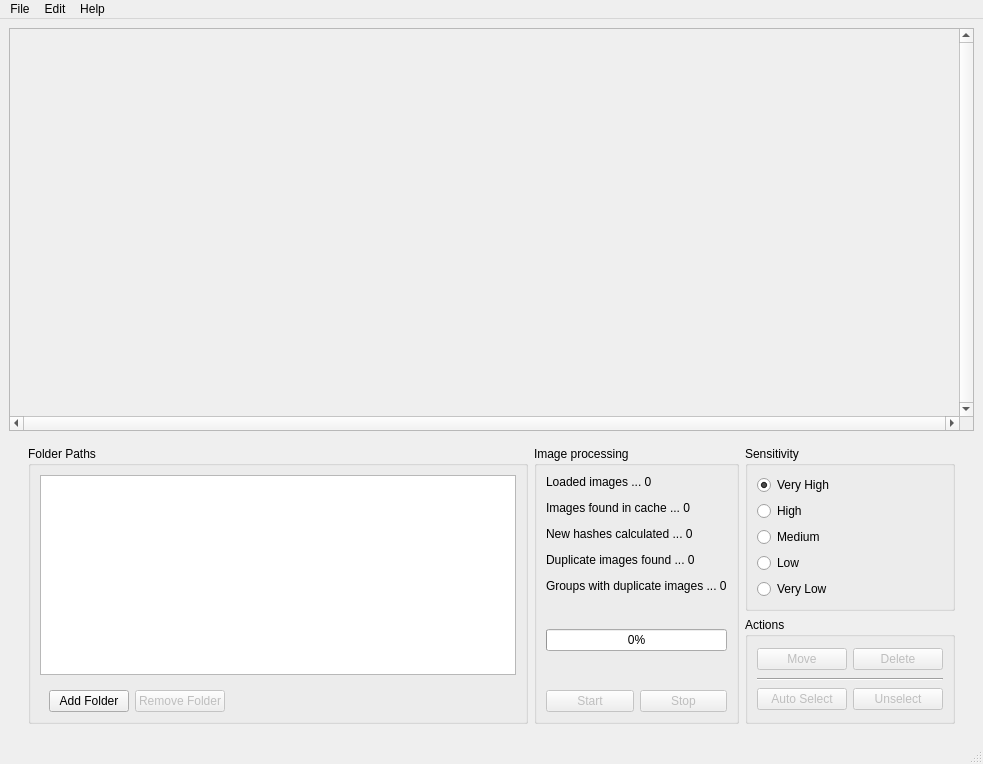
max-dw-i/myfyrio, file myfyrio/static/ui/mainwindow.ui: the form before one commit.
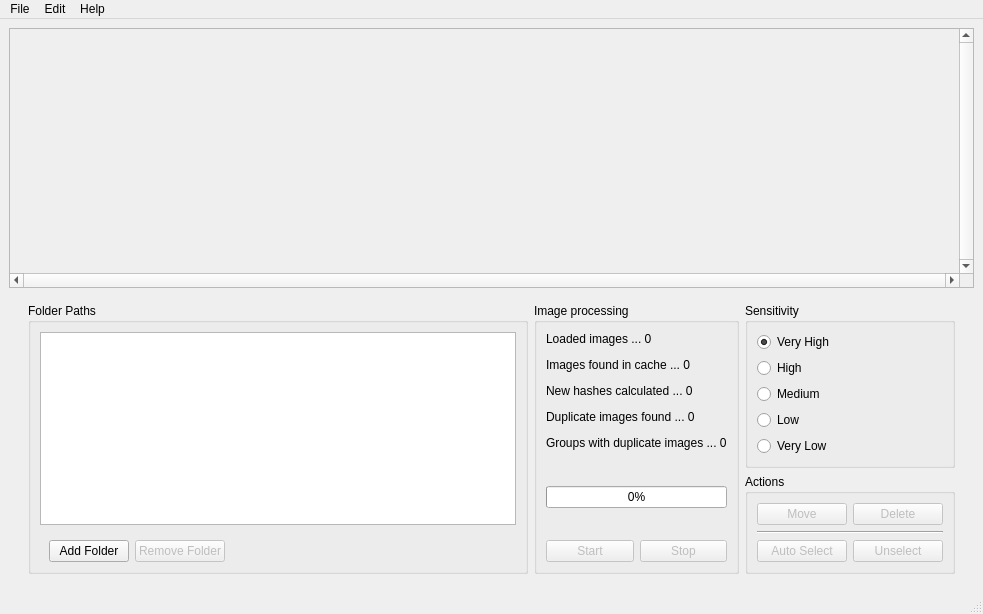
The form after the commit. Custom widgets are drawn as their Qt base class.

Commit message: Change the default app dimensions

```diff
--- a/myfyrio/static/ui/mainwindow.ui
+++ b/myfyrio/static/ui/mainwindow.ui
@@ -7,7 +7,7 @@
     <x>0</x>
     <y>0</y>
     <width>983</width>
-    <height>764</height>
+    <height>614</height>
    </rect>
   </property>
   <property name="sizePolicy">
@@ -44,7 +44,7 @@
       <property name="minimumSize">
        <size>
         <width>0</width>
-        <height>400</height>
+        <height>250</height>
        </size>
       </property>
       <property name="verticalScrollBarPolicy">
@@ -65,7 +65,7 @@
          <x>0</x>
          <y>0</y>
          <width>950</width>
-         <height>385</height>
+         <height>235</height>
         </rect>
        </property>
       </widget>
@@ -82,7 +82,7 @@
       <property name="minimumSize">
        <size>
         <width>0</width>
-        <height>296</height>
+        <height>0</height>
        </size>
       </property>
       <property name="maximumSize">
```
